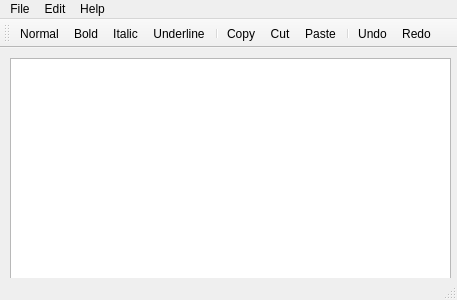
Before: the Qt Designer form scribo/mainwindow.ui in 1cy1c3/scribo, drawn with Qt 5.
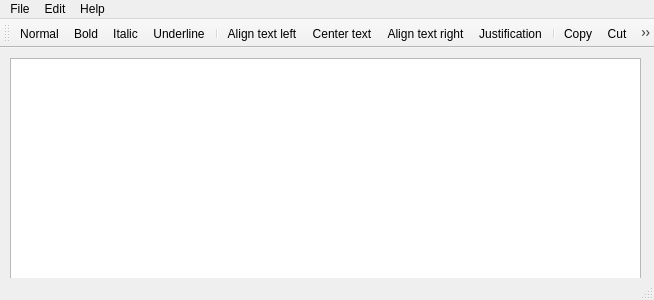
After: the same form once the commit is applied. Icons and pictures are not drawn.

Diff of the .ui file:
```diff
--- a/scribo/mainwindow.ui
+++ b/scribo/mainwindow.ui
@@ -6,7 +6,7 @@
    <rect>
     <x>0</x>
     <y>0</y>
-    <width>457</width>
+    <width>654</width>
     <height>300</height>
    </rect>
   </property>
@@ -19,7 +19,7 @@
      <rect>
       <x>10</x>
       <y>10</y>
-      <width>441</width>
+      <width>631</width>
       <height>221</height>
      </rect>
     </property>
@@ -30,7 +30,7 @@
     <rect>
      <x>0</x>
      <y>0</y>
-     <width>457</width>
+     <width>654</width>
      <height>22</height>
     </rect>
    </property>
@@ -89,6 +89,11 @@
    <addaction name="actionItalic"/>
    <addaction name="actionUnderline"/>
    <addaction name="separator"/>
+   <addaction name="actionAlign_text_left"/>
+   <addaction name="actionCenter_text"/>
+   <addaction name="actionAlign_text_right"/>
+   <addaction name="actionJustification"/>
+   <addaction name="separator"/>
    <addaction name="actionCopy"/>
    <addaction name="actionCut"/>
    <addaction name="actionPaste"/>
@@ -259,6 +264,42 @@
     <string>Underline</string>
    </property>
   </action>
+  <action name="actionAlign_text_left">
+   <property name="icon">
+    <iconset resource="app.qrc">
+     <normaloff>:/img/flushLeft.png</normaloff>:/img/flushLeft.png</iconset>
+   </property>
+   <property name="text">
+    <string>Align text left</string>
+   </property>
+  </action>
+  <action name="actionCenter_text">
+   <property name="icon">
+    <iconset resource="app.qrc">
+     <normaloff>:/img/centered.png</normaloff>:/img/centered.png</iconset>
+   </property>
+   <property name="text">
+    <string>Center text</string>
+   </property>
+  </action>
+  <action name="actionAlign_text_right">
+   <property name="icon">
+    <iconset resource="app.qrc">
+     <normaloff>:/img/flushRight.png</normaloff>:/img/flushRight.png</iconset>
+   </property>
+   <property name="text">
+    <string>Align text right</string>
+   </property>
+  </action>
+  <action name="actionJustification">
+   <property name="icon">
+    <iconset resource="app.qrc">
+     <normaloff>:/img/justification.png</normaloff>:/img/justification.png</iconset>
+   </property>
+   <property name="text">
+    <string>Justification</string>
+   </property>
+  </action>
  </widget>
  <layoutdefault spacing="6" margin="11"/>
  <resources>
```
Left out of the diff: 17 changed lines with no effect on the pictures.
